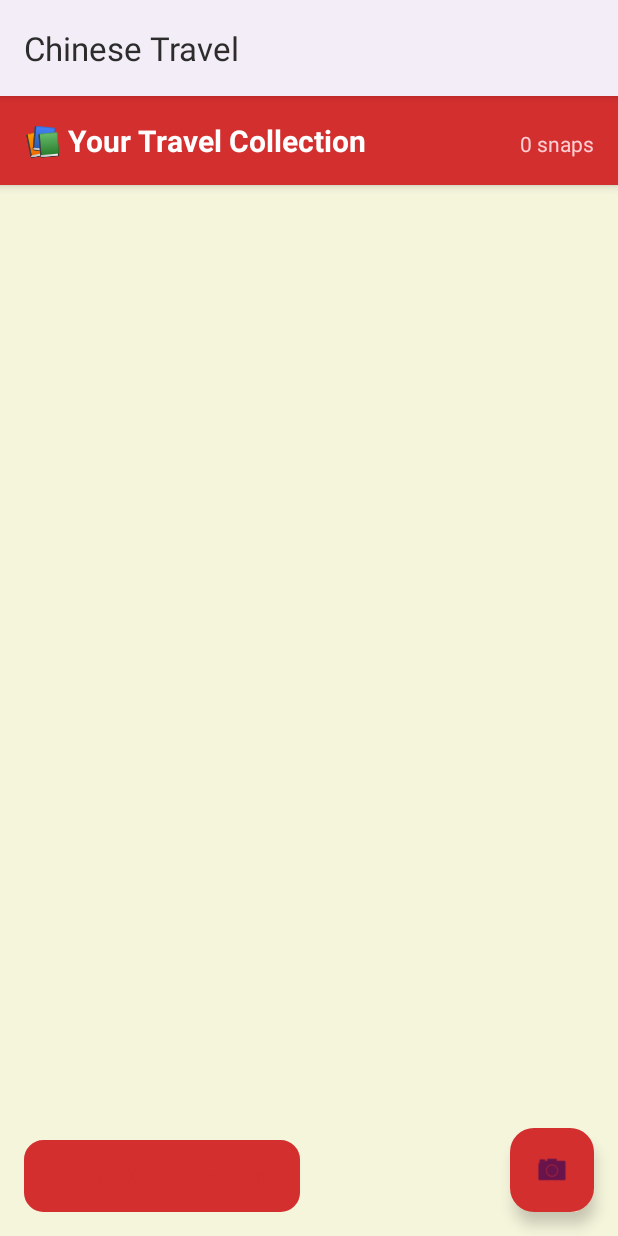
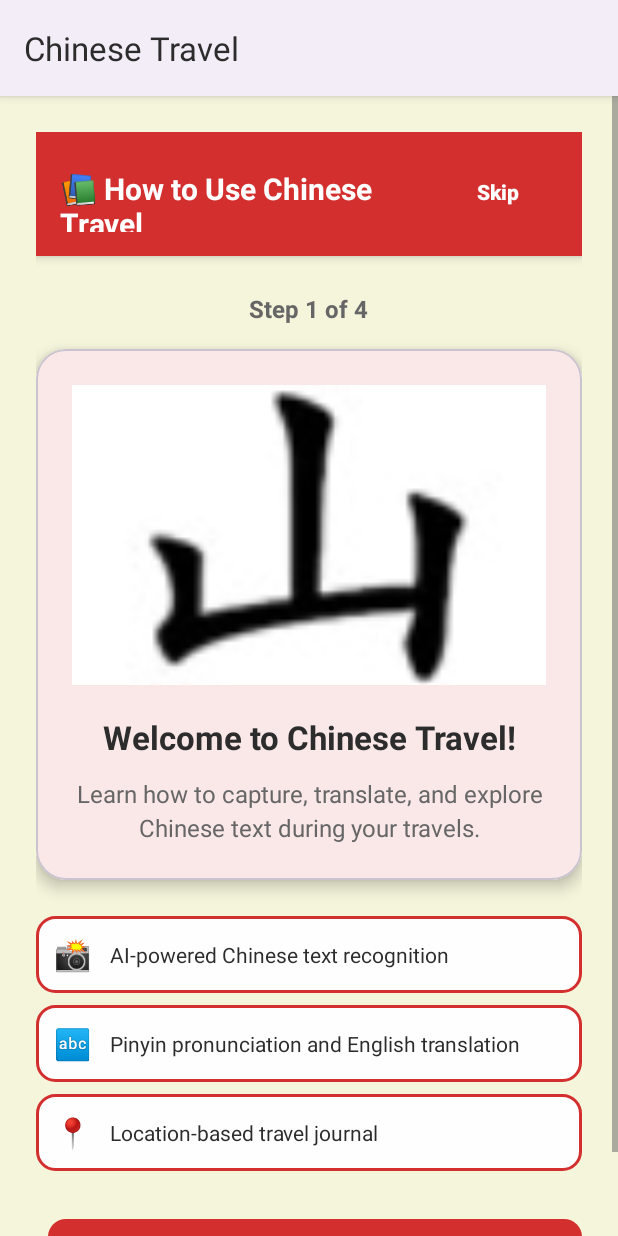
Before and after one commit to karyao/OCR_Travel_App, an Android app: the screen it shows after launch (MainActivity), after a tap on "Learn More", on a phone screen of 412 x 824 dp. Run offline under Robolectric (Android 15) with nearby library versions, the phone set to English and light mode, and no system bars; our stand-ins replace Room's generated code.

Commit message:
tutorial added

```diff
--- a/app/src/main/java/com/karen_yao/chinesetravel/features/capture/ui/CaptureFragment.kt
+++ b/app/src/main/java/com/karen_yao/chinesetravel/features/capture/ui/CaptureFragment.kt
@@ -65,6 +65,9 @@ class CaptureFragment : Fragment(R.layout.fragment_capture) {
         view.findViewById<Button>(R.id.btnShoot).setOnClickListener { takePhoto() }
         view.findViewById<Button>(R.id.btnGallery).setOnClickListener {
             pickImage.launch(PickVisualMediaRequest(ActivityResultContracts.PickVisualMedia.ImageOnly))
+        }
+        view.findViewById<Button>(R.id.btnBack).setOnClickListener {
+            requireActivity().onBackPressedDispatcher.onBackPressed()
         }
     }
 
--- /dev/null
+++ b/app/src/main/java/com/karen_yao/chinesetravel/features/tutorial/ui/TutorialFragment.kt
@@ -0,0 +1,137 @@
+package com.karen_yao.chinesetravel.features.tutorial.ui
+
+import android.os.Bundle
+import android.view.View
+import android.widget.Button
+import android.widget.ImageView
+import android.widget.TextView
+import android.widget.Toast
+import androidx.fragment.app.Fragment
+import com.karen_yao.chinesetravel.R
+import com.karen_yao.chinesetravel.features.home.ui.HomeFragment
+import com.karen_yao.chinesetravel.features.capture.ui.CaptureFragment
+import java.io.File
+
+/**
+ * TutorialFragment provides a step-by-step guide on how to use the Chinese Travel app.
+ * It showcases the app's features using sample images from assets.
+ */
+class TutorialFragment : Fragment(R.layout.fragment_tutorial) {
+
+    private var currentStep = 0
+    private val tutorialSteps = listOf(
+        TutorialStep(
+            title = "Welcome to Chinese Travel!",
+            description = "Learn how to capture, translate, and explore Chinese text during your travels.",
+            imageRes = "chinese_character.jpg",
+            stepNumber = 1,
+            totalSteps = 4
+        ),
+        TutorialStep(
+            title = "Step 1: Capture Chinese Text",
+            description = "Point your camera at any Chinese text - signs, menus, documents, or books. The app will automatically detect and recognize the text using AI.",
+            imageRes = "sample1.jpg",
+            stepNumber = 2,
+            totalSteps = 4
+        ),
+        TutorialStep(
+            title = "Step 2: Get Translation & Pinyin",
+            description = "The app will provide you with Pinyin pronunciation and English translation, making Chinese text accessible to you instantly.",
+            imageRes = "IMG_3849.JPG",
+            stepNumber = 3,
+            totalSteps = 4
+        ),
+        TutorialStep(
+            title = "Step 3: Save with Location",
+            description = "Your captured text is automatically saved with your current location, creating a personal travel journal of your Chinese learning journey.",
+            imageRes = "chinese_character.jpg",
+            stepNumber = 4,
+            totalSteps = 4
+        )
+    )
+
+    override fun onViewCreated(view: View, savedInstanceState: Bundle?) {
+        super.onViewCreated(view, savedInstanceState)
+
+        setupTutorial(view)
+        setupNavigation(view)
+    }
+
+    private fun setupTutorial(view: View) {
+        showTutorialStep(view, tutorialSteps[currentStep])
+    }
+
+    private fun showTutorialStep(view: View, step: TutorialStep) {
+        // Update step indicator
+        view.findViewById<TextView>(R.id.tvStepIndicator).text =
+            "Step ${step.stepNumber} of ${step.totalSteps}"
+
+        // Update content
+        view.findViewById<TextView>(R.id.tvTutorialTitle).text = step.title
+        view.findViewById<TextView>(R.id.tvTutorialDescription).text = step.description
+
+        // Load image from assets
+        val imageView = view.findViewById<ImageView>(R.id.ivTutorialImage)
+        loadImageFromAssets(imageView, step.imageRes)
+
+        // Update navigation buttons
+        val btnPrevious = view.findViewById<Button>(R.id.btnPrevious)
+        val btnNext = view.findViewById<Button>(R.id.btnNext)
+        val btnGetStarted = view.findViewById<Button>(R.id.btnGetStarted)
+
+        btnPrevious.visibility = if (currentStep > 0) View.VISIBLE else View.GONE
+        btnNext.visibility = if (currentStep < tutorialSteps.size - 1) View.VISIBLE else View.GONE
+        btnGetStarted.visibility = if (currentStep == tutorialSteps.size - 1) View.VISIBLE else View.GONE
+    }
+
+    private fun loadImageFromAssets(imageView: ImageView, imageName: String) {
+        try {
+            val inputStream = requireContext().assets.open(imageName)
+            val bitmap = android.graphics.BitmapFactory.decodeStream(inputStream)
+            imageView.setImageBitmap(bitmap)
+            inputStream.close()
+        } catch (e: Exception) {
+            // Fallback to a default image if asset loading fails
+            imageView.setImageResource(android.R.drawable.ic_menu_camera)
+        }
+    }
+
+    private fun setupNavigation(view: View) {
+        view.findViewById<Button>(R.id.btnPrevious).setOnClickListener {
+            if (currentStep > 0) {
+                currentStep--
+                showTutorialStep(view, tutorialSteps[currentStep])
+            }
+        }
+
+        view.findViewById<Button>(R.id.btnNext).setOnClickListener {
+            if (currentStep < tutorialSteps.size - 1) {
+                currentStep++
+                showTutorialStep(view, tutorialSteps[currentStep])
+            }
+        }
+
+        view.findViewById<Button>(R.id.btnGetStarted).setOnClickListener {
+            // Navigate to HomeFragment
+            parentFragmentManager.beginTransaction()
+                .replace(R.id.container, HomeFragment())
+                .commit()
+        }
+
+        view.findViewById<Button>(R.id.btnSkipTutorial).setOnClickListener {
+            // Navigate directly to HomeFragment
+            parentFragmentManager.beginTransaction()
+                .replace(R.id.container, HomeFragment())
+                .commit()
+        }
+
+    }
+
+    data class TutorialStep(
+        val title: String,
+        val description: String,
+        val imageRes: String,
+        val stepNumber: Int,
+        val totalSteps: Int
+    )
+}
--- a/app/src/main/java/com/karen_yao/chinesetravel/features/welcome/ui/WelcomeFragment.kt
+++ b/app/src/main/java/com/karen_yao/chinesetravel/features/welcome/ui/WelcomeFragment.kt
@@ -6,6 +6,7 @@ import android.widget.Button
 import androidx.fragment.app.Fragment
 import com.karen_yao.chinesetravel.R
 import com.karen_yao.chinesetravel.features.home.ui.HomeFragment
+import com.karen_yao.chinesetravel.features.tutorial.ui.TutorialFragment
 
 /**
  * Welcome screen fragment with app introduction and navigation.
@@ -38,8 +39,9 @@ class WelcomeFragment : Fragment(R.layout.fragment_welcome) {
     }
 
     private fun showLearnMore() {
-        // For now, just navigate to home
-        // You can expand this to show a features screen later
-        navigateToHome()
+        // Navigate to tutorial to show users how to use the app
+        parentFragmentManager.beginTransaction()
+            .replace(R.id.container, TutorialFragment())
+            .commit()
     }
 }
--- a/app/src/main/res/layout/fragment_capture.xml
+++ b/app/src/main/res/layout/fragment_capture.xml
@@ -10,7 +10,20 @@
         android:layout_height="wrap_content"
         android:background="@color/red_primary"
         android:padding="16dp"
-        android:elevation="4dp">
+        android:elevation="4dp"
+        android:orientation="horizontal"
+        android:gravity="center_vertical">
+
+        <Button
+            android:id="@+id/btnBack"
+            android:layout_width="wrap_content"
+            android:layout_height="wrap_content"
+            android:text="← Back"
+            android:textSize="14sp"
+            android:background="@drawable/button_beige_outline"
+            android:textColor="@color/white"
+            android:minWidth="80dp"
+            android:layout_marginEnd="16dp" />
 
         <TextView
             android:layout_width="0dp"
--- /dev/null
+++ b/app/src/main/res/layout/fragment_tutorial.xml
@@ -0,0 +1,244 @@
+<?xml version="1.0" encoding="utf-8"?>
+<ScrollView xmlns:android="http://schemas.android.com/apk/res/android"
+    xmlns:app="http://schemas.android.com/apk/res-auto"
+    android:layout_width="match_parent"
+    android:layout_height="match_parent"
+    android:background="@color/background_beige"
+    android:fillViewport="true">
+
+    <LinearLayout
+        android:layout_width="match_parent"
+        android:layout_height="wrap_content"
+        android:orientation="vertical"
+        android:padding="24dp">
+
+        <!-- Header -->
+        <LinearLayout
+            android:layout_width="match_parent"
+            android:layout_height="wrap_content"
+            android:background="@color/red_primary"
+            android:padding="16dp"
+            android:layout_marginBottom="24dp"
+            android:elevation="4dp">
+
+            <TextView
+                android:layout_width="0dp"
+                android:layout_height="wrap_content"
+                android:layout_weight="1"
+                android:text="📚 How to Use Chinese Travel"
+                android:textSize="20sp"
+                android:textStyle="bold"
+                android:textColor="@color/white" />
+
+            <Button
+                android:id="@+id/btnSkipTutorial"
+                android:layout_width="wrap_content"
+                android:layout_height="wrap_content"
+                android:text="Skip"
+                android:textSize="14sp"
+                android:background="@drawable/button_beige_outline"
+                android:textColor="@color/white"
+                android:minWidth="80dp" />
+
+        </LinearLayout>
+
+        <!-- Step Indicator -->
+        <TextView
+            android:id="@+id/tvStepIndicator"
+            android:layout_width="wrap_content"
+            android:layout_height="wrap_content"
+            android:layout_gravity="center_horizontal"
+            android:text="Step 1 of 4"
+            android:textSize="16sp"
+            android:textColor="@color/text_secondary"
+            android:textStyle="bold"
+            android:layout_marginBottom="16dp" />
+
+        <!-- Tutorial Content Card -->
+        <com.google.android.material.card.MaterialCardView
+            android:layout_width="match_parent"
+            android:layout_height="wrap_content"
+            app:cardCornerRadius="20dp"
+            app:cardElevation="6dp"
+            app:cardBackgroundColor="@color/background_card"
+            android:layout_marginBottom="24dp">
+
+            <LinearLayout
+                android:layout_width="match_parent"
+                android:layout_height="wrap_content"
+                android:orientation="vertical"
+                android:padding="24dp">
+
+                <!-- Tutorial Image -->
+                <ImageView
+                    android:id="@+id/ivTutorialImage"
+                    android:layout_width="match_parent"
+                    android:layout_height="200dp"
+                    android:layout_marginBottom="20dp"
+                    android:scaleType="centerCrop"
+                    android:background="@color/divider_light"
+                    android:contentDescription="Tutorial Image" />
+
+                <!-- Tutorial Title -->
+                <TextView
+                    android:id="@+id/tvTutorialTitle"
+                    android:layout_width="match_parent"
+                    android:layout_height="wrap_content"
+                    android:text="Welcome to Chinese Travel!"
+                    android:textSize="22sp"
+                    android:textStyle="bold"
+                    android:textColor="@color/text_primary"
+                    android:gravity="center"
+                    android:layout_marginBottom="12dp" />
+
+                <!-- Tutorial Description -->
+                <TextView
+                    android:id="@+id/tvTutorialDescription"
+                    android:layout_width="match_parent"
+                    android:layout_height="wrap_content"
+                    android:text="Learn how to capture, translate, and explore Chinese text during your travels."
+                    android:textSize="16sp"
+                    android:textColor="@color/text_secondary"
+                    android:lineSpacingExtra="4dp"
+                    android:gravity="center" />
+
+            </LinearLayout>
+
+        </com.google.android.material.card.MaterialCardView>
+
+        <!-- Feature Highlights -->
+        <LinearLayout
+            android:layout_width="match_parent"
+            android:layout_height="wrap_content"
+            android:orientation="vertical"
+            android:layout_marginBottom="32dp">
+
+            <!-- Feature 1 -->
+            <LinearLayout
+                android:layout_width="match_parent"
+                android:layout_height="wrap_content"
+                android:orientation="horizontal"
+                android:padding="12dp"
+                android:background="@drawable/button_beige_outline"
+                android:layout_marginBottom="8dp"
+                android:gravity="center_vertical">
+
+                <TextView
+                    android:layout_width="wrap_content"
+                    android:layout_height="wrap_content"
+                    android:text="📸"
+                    android:textSize="20sp"
+                    android:layout_marginEnd="12dp" />
+
+                <TextView
+                    android:layout_width="0dp"
+                    android:layout_height="wrap_content"
+                    android:layout_weight="1"
+                    android:text="AI-powered Chinese text recognition"
+                    android:textSize="14sp"
+                    android:textColor="@color/text_primary" />
+
+            </LinearLayout>
+
+            <!-- Feature 2 -->
+            <LinearLayout
+                android:layout_width="match_parent"
+                android:layout_height="wrap_content"
+                android:orientation="horizontal"
+                android:padding="12dp"
+                android:background="@drawable/button_beige_outline"
+                android:layout_marginBottom="8dp"
+                android:gravity="center_vertical">
+
+                <TextView
+                    android:layout_width="wrap_content"
+                    android:layout_height="wrap_content"
+                    android:text="🔤"
+                    android:textSize="20sp"
+                    android:layout_marginEnd="12dp" />
+
+                <TextView
+                    android:layout_width="0dp"
+                    android:layout_height="wrap_content"
+                    android:layout_weight="1"
+                    android:text="Pinyin pronunciation and English translation"
+                    android:textSize="14sp"
+                    android:textColor="@color/text_primary" />
+
+            </LinearLayout>
+
+            <!-- Feature 3 -->
+            <LinearLayout
+                android:layout_width="match_parent"
+                android:layout_height="wrap_content"
+                android:orientation="horizontal"
+                android:padding="12dp"
+                android:background="@drawable/button_beige_outline"
+                android:gravity="center_vertical">
+
+                <TextView
+                    android:layout_width="wrap_content"
+                    android:layout_height="wrap_content"
+                    android:text="📍"
+                    android:textSize="20sp"
+                    android:layout_marginEnd="12dp" />
+
+                <TextView
+                    android:layout_width="0dp"
+                    android:layout_height="wrap_content"
+                    android:layout_weight="1"
+                    android:text="Location-based travel journal"
+                    android:textSize="14sp"
+                    android:textColor="@color/text_primary" />
+
+            </LinearLayout>
+
+        </LinearLayout>
+
+        <!-- Navigation Buttons -->
+        <LinearLayout
+            android:layout_width="match_parent"
+            android:layout_height="wrap_content"
+            android:orientation="horizontal"
+            android:gravity="center">
+
+            <Button
+                android:id="@+id/btnPrevious"
+                android:layout_width="0dp"
+                android:layout_height="48dp"
+                android:layout_weight="1"
+                android:text="← Previous"
+                android:textSize="14sp"
+                android:background="@drawable/button_beige_outline"
+                android:textColor="@color/red_primary"
+                android:layout_marginEnd="8dp"
+                android:visibility="gone" />
+
+            <Button
+                android:id="@+id/btnNext"
+                android:layout_width="0dp"
+                android:layout_height="48dp"
+                android:layout_weight="1"
+                android:text="Next →"
+                android:textSize="14sp"
+                android:background="@drawable/button_red_primary"
+                android:textColor="@color/white"
+                android:layout_marginStart="8dp" />
+
+            <Button
+                android:id="@+id/btnGetStarted"
+                android:layout_width="0dp"
+                android:layout_height="48dp"
+                android:layout_weight="1"
+                android:text="Get Started! 🚀"
+                android:textSize="14sp"
+                android:background="@drawable/button_red_primary"
+                android:textColor="@color/white"
+                android:layout_marginStart="8dp"
+                android:visibility="gone" />
+
+        </LinearLayout>
+
+    </LinearLayout>
+
+</ScrollView>
--- a/app/src/main/res/layout/fragment_welcome.xml
+++ b/app/src/main/res/layout/fragment_welcome.xml
@@ -209,15 +209,20 @@
                 android:elevation="4dp" />
 
             <!-- Learn More Button -->
-            <Button
+            <com.google.android.material.button.MaterialButton
                 android:id="@+id/btnLearnMore"
+                style="?attr/materialButtonOutlinedStyle"
                 android:layout_width="match_parent"
-                android:layout_height="48dp"
+                android:layout_height="56dp"
                 android:text="Learn More"
+                android:textColor="@color/white"
                 android:textSize="16sp"
-                android:textColor="@color/red_primary"
-                android:background="@drawable/button_beige_outline"
-                android:elevation="2dp" />
+                android:textAllCaps="false"
+                android:backgroundTint="@color/background_beige"
+                app:strokeColor="@color/red_primary"
+                app:strokeWidth="2dp"
+                app:iconGravity="textStart" />
+
 
         </LinearLayout>
 
```
